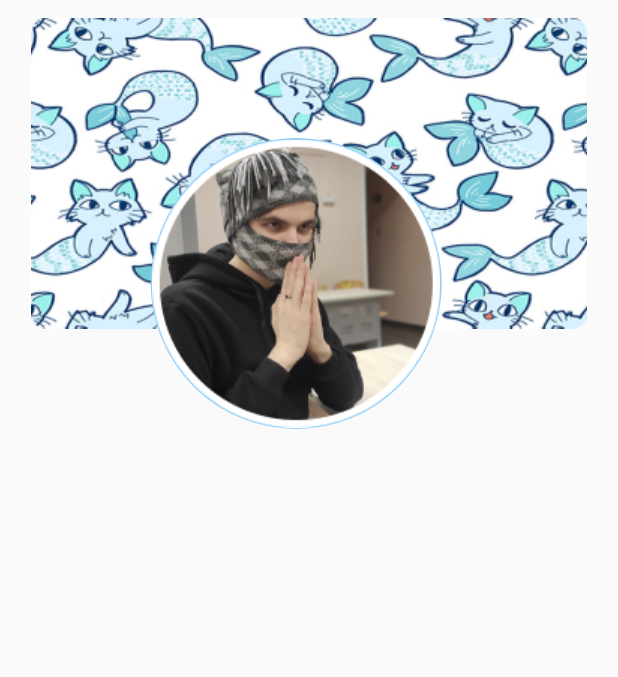
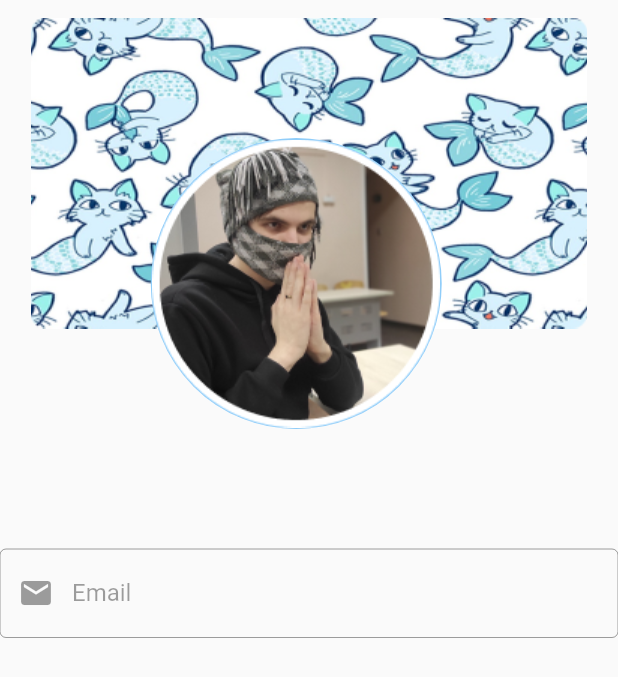
Before and after one commit to TheLosst/Cyrs_Flutter_1, a Flutter app: the Profile screen opened directly, on a phone screen of 412 x 824 dp. Shown: the top 677 px of the screen. Run offline on Flutter 3.47's test engine with Material 2 defaults, Android fonts, the phone set to English and light mode, and no system bars; our stand-ins replace fluttertoast.

Commit message:
добавлен текст в профиль

```diff
--- a/lib/main.dart
+++ b/lib/main.dart
@@ -142,7 +142,6 @@ class _LoginPageState extends State<LoginPage> {
                 controller: passwdController,
                 maxLength: 32,
                 decoration: const InputDecoration(
-
                   prefixIcon: Icon(Icons.lock_open),
                     border: OutlineInputBorder(),
                     hintText: "Введите пароль",
--- a/lib/profile.dart
+++ b/lib/profile.dart
@@ -7,6 +7,8 @@ import 'package:flutter/material.dart';
 import 'package:http/http.dart' as http;
 import 'package:fluttertoast/fluttertoast.dart';
 import 'package:crypto/crypto.dart';
+import 'globals.dart' as globals;
+import 'globals.dart';
 
 class Profile extends StatefulWidget {
   const Profile({Key? key}) : super(key: key);
@@ -14,6 +16,9 @@ class Profile extends StatefulWidget {
   @override
   State<Profile> createState() => _ProfileState();
 }
+
+final TextEditingController emailField =
+    TextEditingController();
 
 class _ProfileState extends State<Profile> {
   @override
@@ -45,6 +50,19 @@ class _ProfileState extends State<Profile> {
                 ),
               ),
             ),
+            Center(
+              child: TextFormField(
+                enabled: false,
+                controller: emailField,
+                textAlign: TextAlign.center,
+                decoration: const InputDecoration(
+                  prefixIcon: Icon(Icons.email),
+                  border: OutlineInputBorder(),
+                  labelText: "Email",
+
+                ),
+              ),
+            ),
           ],
         ),
       ),
```
